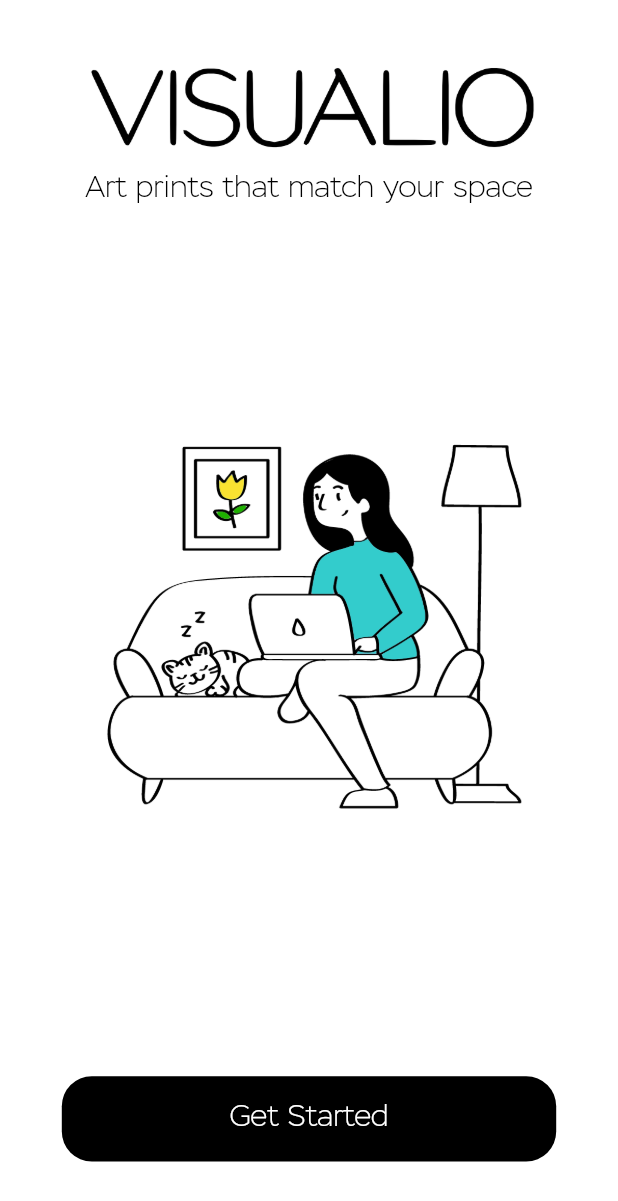
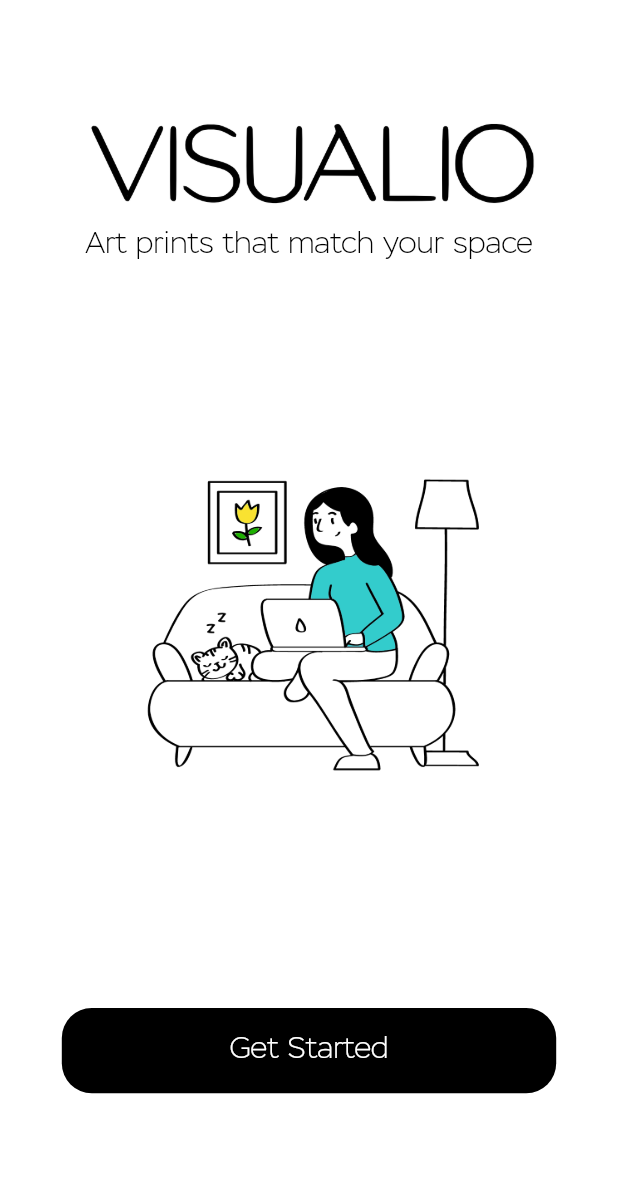
Before and after one commit to ScriptAndTonic/wall_print_ai_web, a Flutter app: the screen it shows after launch, on a phone screen of 412 x 824 dp. Shown: the top 1201 px of the screen. Run offline on Flutter 3.47's test engine with Material 2 defaults, Android fonts, the light colour scheme and no system bars; our stand-ins replace carousel_slider, dio, dotted_border, file_picker; missing offline and left inert: gallery_view, image_picker_web.

Commit message:
Simplified splash screen

```diff
--- a/lib/pages/main_page.dart
+++ b/lib/pages/main_page.dart
@@ -1,6 +1,6 @@
 import 'package:flutter/material.dart';
 import 'package:wall_print_ai_web/size_config.dart';
-import 'package:wall_print_ai_web/pages/wizard/splash/splash_screen.dart';
+import 'package:wall_print_ai_web/pages/wizard/splash_screen.dart';
 import 'package:wall_print_ai_web/pages/wizard/image_picker_page.dart';
 import 'package:wall_print_ai_web/pages/wizard/results_page.dart';
 
--- a/lib/pages/wizard/splash/components/body.dart
+++ /dev/null
@@ -1,57 +0,0 @@
-import 'package:flutter/material.dart';
-import 'package:wall_print_ai_web/size_config.dart';
-import 'package:wall_print_ai_web/pages/wizard/splash/components/splash_content.dart';
-import 'package:wall_print_ai_web/pages/ui_components/custom_submit_button.dart';
-
-class Body extends StatefulWidget {
-  final Function() onGetStarted;
-  const Body({super.key, required this.onGetStarted});
-
-  @override
-  BodyState createState() => BodyState();
-}
-
-class BodyState extends State<Body> {
-  int currentPage = 0;
-  Map<String, String> splashData = {
-    'text': 'Art prints that match your space',
-    'image': 'assets/images/work_from_home.png'
-  };
-  @override
-  Widget build(BuildContext context) {
-    return SafeArea(
-      child: SizedBox(
-        width: double.infinity,
-        child: Column(
-          children: <Widget>[
-            Expanded(
-              flex: 3,
-              child: SplashContent(
-                image: splashData['image'],
-                text: splashData['text'],
-              ),
-            ),
-            Expanded(
-              flex: 1,
-              child: Padding(
-                padding: EdgeInsets.symmetric(
-                  horizontal: getProportionateScreenWidth(20),
-                ),
-                child: Column(
-                  children: <Widget>[
-                    const Spacer(flex: 2),
-                    CustomSubmitButton(
-                      text: 'Get Started',
-                      press: widget.onGetStarted,
-                    ),
-                    const Spacer(),
-                  ],
-                ),
-              ),
-            ),
-          ],
-        ),
-      ),
-    );
-  }
-}
--- a/lib/pages/wizard/splash/components/splash_content.dart
+++ /dev/null
@@ -1,37 +0,0 @@
-import 'package:flutter/material.dart';
-import 'package:wall_print_ai_web/constants.dart';
-import 'package:wall_print_ai_web/size_config.dart';
-
-class SplashContent extends StatelessWidget {
-  const SplashContent({
-    Key? key,
-    this.text,
-    this.image,
-  }) : super(key: key);
-  final String? text, image;
-
-  @override
-  Widget build(BuildContext context) {
-    return Column(
-      children: <Widget>[
-        const Spacer(),
-        Center(
-          child: SizedBox(
-            height: 80,
-            child: Image.asset('assets/images/logo.png'),
-          ),
-        ),
-        Text(
-          text!,
-          textAlign: TextAlign.center,
-          style: TextStyle(
-            fontSize: getProportionateScreenWidth(18),
-            color: kSecondaryColor,
-          ),
-        ),
-        const Spacer(flex: 2),
-        Image.asset(image!),
-      ],
-    );
-  }
-}
--- a/lib/pages/wizard/splash/splash_screen.dart
+++ /dev/null
@@ -1,15 +0,0 @@
-import 'package:flutter/material.dart';
-import 'package:wall_print_ai_web/pages/wizard/splash/components/body.dart';
-
-class SplashScreen extends StatelessWidget {
-  final VoidCallback onNext;
-  static String routeName = '/splash';
-
-  const SplashScreen({super.key, required this.onNext});
-  @override
-  Widget build(BuildContext context) {
-    return Scaffold(
-      body: Body(onGetStarted: onNext),
-    );
-  }
-}
--- /dev/null
+++ b/lib/pages/wizard/splash_screen.dart
@@ -0,0 +1,74 @@
+import 'package:flutter/material.dart';
+import 'package:wall_print_ai_web/constants.dart';
+import 'package:wall_print_ai_web/pages/ui_components/custom_submit_button.dart';
+import 'package:wall_print_ai_web/size_config.dart';
+
+class SplashScreen extends StatefulWidget {
+  final VoidCallback onNext;
+
+  const SplashScreen({super.key, required this.onNext});
+
+  @override
+  State<SplashScreen> createState() => _SplashScreenState();
+}
+
+class _SplashScreenState extends State<SplashScreen> {
+  @override
+  Widget build(BuildContext context) {
+    return Scaffold(
+      body: Column(
+        children: <Widget>[
+          Flexible(
+            fit: FlexFit.tight,
+            flex: 3,
+            child: Row(
+              mainAxisAlignment: MainAxisAlignment.center,
+              children: [
+                Column(
+                  mainAxisAlignment: MainAxisAlignment.center,
+                  children: [
+                    SizedBox(
+                      height: 80,
+                      child: Image.asset('assets/images/logo.png'),
+                    ),
+                    Text(
+                      'Art prints that match your space',
+                      textAlign: TextAlign.center,
+                      style: TextStyle(
+                        fontSize: getProportionateScreenWidth(18),
+                        color: kSecondaryColor,
+                      ),
+                    ),
+                  ],
+                ),
+              ],
+            ),
+          ),
+          Flexible(
+            fit: FlexFit.tight,
+            flex: 4,
+            child: Row(
+              mainAxisAlignment: MainAxisAlignment.center,
+              children: [
+                Image.asset('assets/images/work_from_home.png'),
+              ],
+            ),
+          ),
+          Flexible(
+            flex: 3,
+            fit: FlexFit.tight,
+            child: Row(
+              mainAxisAlignment: MainAxisAlignment.center,
+              children: [
+                CustomSubmitButton(
+                  text: 'Get Started',
+                  press: widget.onNext,
+                ),
+              ],
+            ),
+          ),
+        ],
+      ),
+    );
+  }
+}
```
